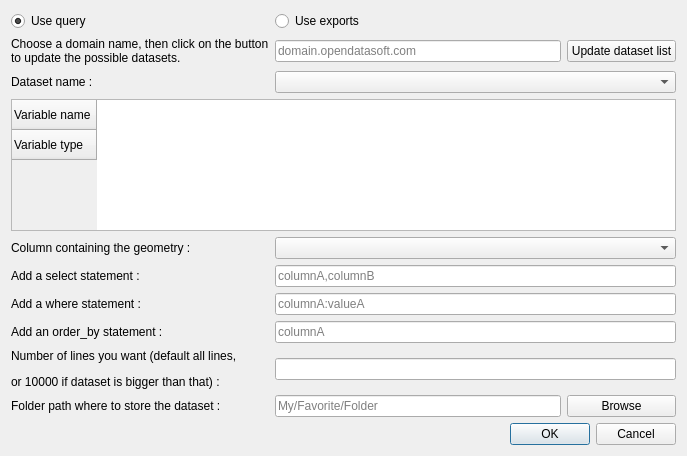
The window that plugin_dialog.ui (opendatasoft/qgis-ods-plugin) describes before a commit, drawn with Qt 5.
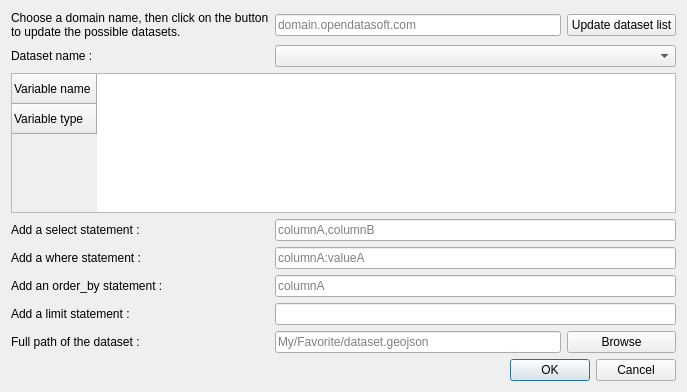
The same window after the commit.

Commit message: minor changes + removed query endpoint

```diff
--- a/plugin_dialog.ui
+++ b/plugin_dialog.ui
@@ -7,101 +7,35 @@
     <x>0</x>
     <y>0</y>
     <width>687</width>
-    <height>456</height>
+    <height>392</height>
    </rect>
   </property>
   <property name="windowTitle">
    <string>Import an ODS dataset</string>
   </property>
   <layout class="QGridLayout" name="gridLayout">
-   <item row="21" column="0">
-    <widget class="QLabel" name="pathLabel">
-     <property name="text">
-      <string>Folder path where to store the dataset :</string>
-     </property>
+   <item row="9" column="0" colspan="3">
+    <widget class="QTableWidget" name="schemaTableWidget">
+     <row>
+      <property name="text">
+       <string>Variable name</string>
+      </property>
+     </row>
+     <row>
+      <property name="text">
+       <string>Variable type</string>
+      </property>
+     </row>
     </widget>
    </item>
-   <item row="21" column="1">
-    <widget class="QLineEdit" name="pathInput">
-     <property name="placeholderText">
-      <string>My/Favorite/Folder</string>
-     </property>
-    </widget>
-   </item>
-   <item row="8" column="0">
-    <widget class="QLabel" name="datasetLabel">
-     <property name="text">
-      <string>Dataset name :</string>
-     </property>
-    </widget>
-   </item>
-   <item row="17" column="0">
-    <widget class="QLabel" name="orderByLabel">
-     <property name="text">
-      <string>Add an order_by statement :</string>
-     </property>
-    </widget>
-   </item>
-   <item row="11" column="0">
-    <widget class="QLabel" name="geometryLabel">
-     <property name="text">
-      <string>Column containing the geometry :</string>
-     </property>
-    </widget>
-   </item>
-   <item row="6" column="0">
-    <widget class="QLabel" name="domainLabel">
-     <property name="text">
-      <string>Choose a domain name, then click on the button 
-to update the possible datasets.</string>
-     </property>
-    </widget>
-   </item>
-   <item row="8" column="1" colspan="2">
-    <widget class="QComboBox" name="datasetListComboBox"/>
-   </item>
-   <item row="15" column="0">
-    <widget class="QLabel" name="whereLabel">
-     <property name="text">
-      <string>Add a where statement :</string>
-     </property>
-    </widget>
-   </item>
-   <item row="13" column="0">
-    <widget class="QLabel" name="selectLabel">
-     <property name="text">
-      <string>Add a select statement :</string>
-     </property>
-    </widget>
-   </item>
-   <item row="17" column="1" colspan="2">
+   <item row="15" column="1" colspan="2">
     <widget class="QLineEdit" name="orderByInput">
      <property name="placeholderText">
       <string>columnA</string>
      </property>
     </widget>
    </item>
-   <item row="15" column="1" colspan="2">
-    <widget class="QLineEdit" name="whereInput">
-     <property name="placeholderText">
-      <string>columnA:valueA</string>
-     </property>
-    </widget>
-   </item>
-   <item row="0" column="0">
-    <widget class="QRadioButton" name="queryButton">
-     <property name="text">
-      <string>Use query</string>
-     </property>
-     <property name="checked">
-      <bool>true</bool>
-     </property>
-     <attribute name="buttonGroup">
-      <string notr="true">buttonGroup</string>
-     </attribute>
-    </widget>
-   </item>
-   <item row="24" column="1" colspan="2">
+   <item row="22" column="1" colspan="2">
     <widget class="QDialogButtonBox" name="dialogButtonBox">
      <property name="orientation">
       <enum>Qt::Horizontal</enum>
@@ -111,7 +45,60 @@
      </property>
     </widget>
    </item>
-   <item row="6" column="1">
+   <item row="15" column="0">
+    <widget class="QLabel" name="orderByLabel">
+     <property name="text">
+      <string>Add an order_by statement :</string>
+     </property>
+    </widget>
+   </item>
+   <item row="7" column="1" colspan="2">
+    <widget class="QComboBox" name="datasetListComboBox"/>
+   </item>
+   <item row="5" column="0">
+    <widget class="QLabel" name="domainLabel">
+     <property name="text">
+      <string>Choose a domain name, then click on the button 
+to update the possible datasets.</string>
+     </property>
+    </widget>
+   </item>
+   <item row="19" column="0">
+    <widget class="QLabel" name="pathLabel">
+     <property name="text">
+      <string>Full path of the dataset :</string>
+     </property>
+    </widget>
+   </item>
+   <item row="19" column="2">
+    <widget class="QPushButton" name="filePathButton">
+     <property name="text">
+      <string>Browse</string>
+     </property>
+    </widget>
+   </item>
+   <item row="11" column="0">
+    <widget class="QLabel" name="selectLabel">
+     <property name="text">
+      <string>Add a select statement :</string>
+     </property>
+    </widget>
+   </item>
+   <item row="5" column="2">
+    <widget class="QPushButton" name="updateListButton">
+     <property name="text">
+      <string>Update dataset list</string>
+     </property>
+    </widget>
+   </item>
+   <item row="19" column="1">
+    <widget class="QLineEdit" name="pathInput">
+     <property name="placeholderText">
+      <string>My/Favorite/dataset.geojson</string>
+     </property>
+    </widget>
+   </item>
+   <item row="5" column="1">
     <widget class="QLineEdit" name="domainInput">
      <property name="text">
       <string/>
@@ -121,67 +108,47 @@
      </property>
     </widget>
    </item>
-   <item row="19" column="1" colspan="2">
-    <widget class="QLineEdit" name="numberOfLinesInput"/>
-   </item>
-   <item row="0" column="1">
-    <widget class="QRadioButton" name="exportsButton">
-     <property name="text">
-      <string>Use exports</string>
-     </property>
-     <attribute name="buttonGroup">
-      <string notr="true">buttonGroup</string>
-     </attribute>
-    </widget>
-   </item>
-   <item row="6" column="2">
-    <widget class="QPushButton" name="updateListButton">
-     <property name="text">
-      <string>Update dataset list</string>
-     </property>
-    </widget>
-   </item>
-   <item row="19" column="0">
-    <widget class="QLabel" name="numberOfLinesLabel">
+   <item row="17" column="0">
+    <widget class="QLabel" name="limitLabel">
      <property name="lineWidth">
       <number>1</number>
      </property>
      <property name="text">
-      <string>&lt;html&gt;&lt;head/&gt;&lt;body&gt;&lt;p&gt;Number of lines you want (default all lines,&lt;/p&gt;&lt;p&gt;or 10000 if dataset is bigger than that) :&lt;/p&gt;&lt;/body&gt;&lt;/html&gt;</string>
+      <string>&lt;html&gt;&lt;head/&gt;&lt;body&gt;&lt;p&gt;Add a limit statement :&lt;/p&gt;&lt;/body&gt;&lt;/html&gt;</string>
      </property>
     </widget>
    </item>
+   <item row="13" column="0">
+    <widget class="QLabel" name="whereLabel">
+     <property name="text">
+      <string>Add a where statement :</string>
+     </property>
+    </widget>
+   </item>
+   <item row="17" column="1" colspan="2">
+    <widget class="QLineEdit" name="limitInput"/>
+   </item>
    <item row="13" column="1" colspan="2">
+    <widget class="QLineEdit" name="whereInput">
+     <property name="placeholderText">
+      <string>columnA:valueA</string>
+     </property>
+    </widget>
+   </item>
+   <item row="11" column="1" colspan="2">
     <widget class="QLineEdit" name="selectInput">
      <property name="placeholderText">
       <string>columnA,columnB</string>
      </property>
     </widget>
    </item>
-   <item row="11" column="1" colspan="2">
-    <widget class="QComboBox" name="geomColumnListComboBox"/>
-   </item>
-   <item row="21" column="2">
-    <widget class="QPushButton" name="filePathButton">
+   <item row="7" column="0">
+    <widget class="QLabel" name="datasetLabel">
      <property name="text">
-      <string>Browse</string>
+      <string>Dataset name :</string>
      </property>
     </widget>
    </item>
-   <item row="10" column="0" colspan="3">
-    <widget class="QTableWidget" name="schemaTableWidget">
-     <row>
-      <property name="text">
-       <string>Variable name</string>
-      </property>
-     </row>
-     <row>
-      <property name="text">
-       <string>Variable type</string>
-      </property>
-     </row>
-    </widget>
-   </item>
   </layout>
  </widget>
  <resources/>
```
The commit also changes 3 other files.
